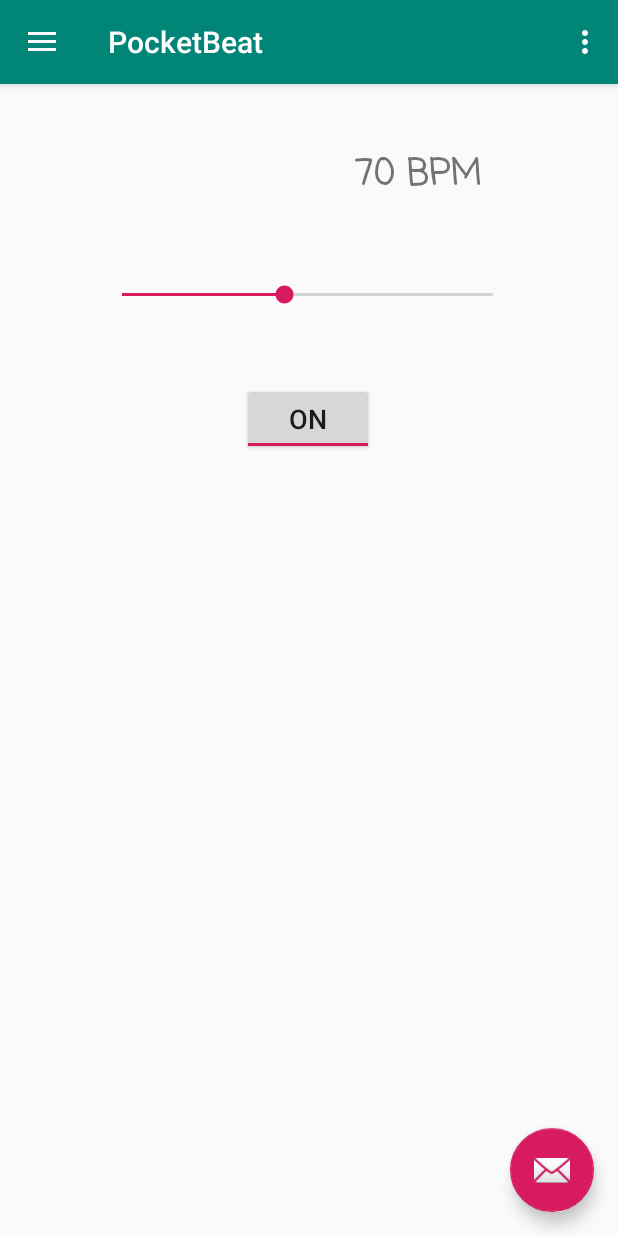
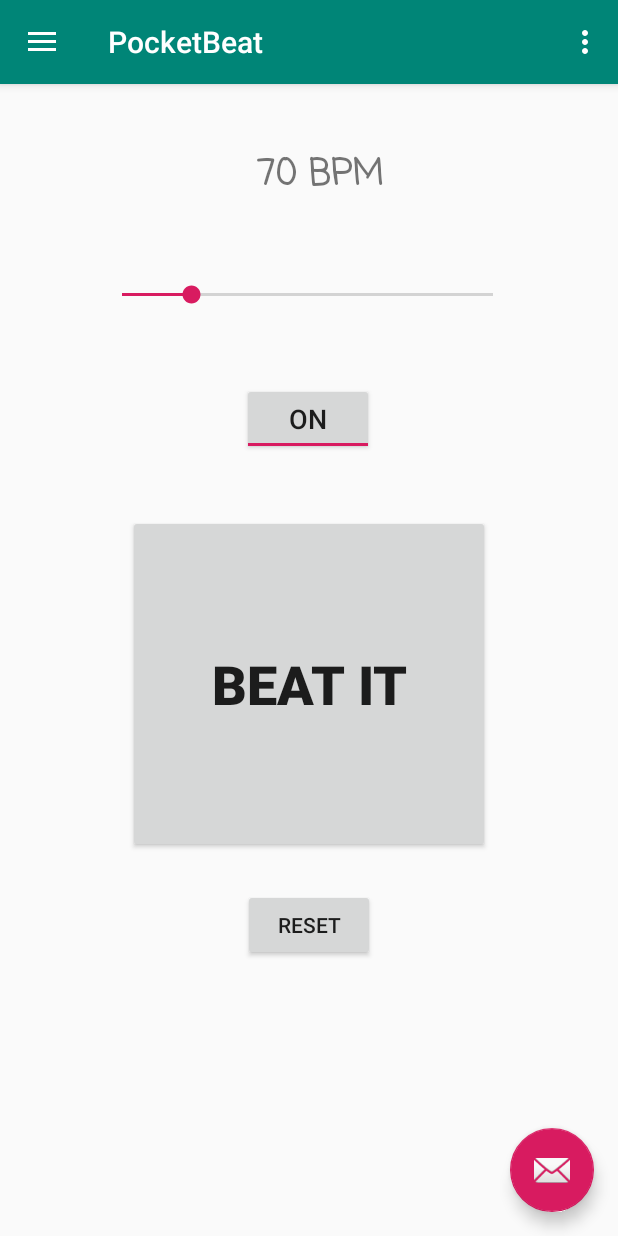
Before and after one commit to PaulDance/PocketBeat, an Android app: the screen it shows after launch (MainActivity), after a tap on "OFF", on a phone screen of 412 x 824 dp. Run offline under Robolectric (Android 15) with nearby library versions, the phone set to English and light mode, and no system bars.

Commit message:
Implemented first version of the manual beat detection
The majority of this functionality is in the ButtonBpmGuesser class, which implements the View.OnLickListener class in order to be set the click listener of the button associated to the detection zone, and thus react only when it is needed.
Also, some small problems with the seek bar minimum simulation have been fixed, it now creates the correct beat; some comments have been added to the MainActivity to add details to the logic.
Note that currently, there is a minor (but somewhat major) bug: the beat is not played as it should be, some short tests show that it can play it with a few bpm late.

Signed-off-by: Paul Mabileau <paulmabileau@hotmail.fr>

```diff
--- a/app/src/main/java/eu/tsp/pocketbeat/BeatWorker.java
+++ b/app/src/main/java/eu/tsp/pocketbeat/BeatWorker.java
@@ -84,7 +84,7 @@ public class BeatWorker {               // A lot of code is commented out becaus
 			public Void call() {
 				BeatWorker.this.beatSound();
 				BeatWorker.this.beatVibration();
-				BeatWorker.this.executorService.schedule(this, 60000L / (BeatWorker.this.bpmSynchronizer.getBpm() + Settings.bpmBarMin), TimeUnit.MILLISECONDS);
+				BeatWorker.this.executorService.schedule(this, 60000L / BeatWorker.this.bpmSynchronizer.getBpm(), TimeUnit.MILLISECONDS);
 				return null;
 			}
 		}, Settings.delayBeforeBeat, TimeUnit.MILLISECONDS);
--- a/app/src/main/java/eu/tsp/pocketbeat/BpmSynchronizer.java
+++ b/app/src/main/java/eu/tsp/pocketbeat/BpmSynchronizer.java
@@ -75,7 +75,7 @@ public class BpmSynchronizer {
 
 		for (ProgressBar bar: this.barsArray) {
 			if (!bar.equals(ignore)) {
-				bar.setProgress(bpm);
+				bar.setProgress(bpm - Settings.bpmBarMin);
 			}
 		}
 	}
--- /dev/null
+++ b/app/src/main/java/eu/tsp/pocketbeat/ButtonBpmGuesser.java
@@ -0,0 +1,67 @@
+package eu.tsp.pocketbeat;
+
+import android.view.View;
+
+
+/**
+ * Implements {@link android.view.View.OnClickListener} in order to create a beat detector associated
+ * to a button. The idea is that a button is pressed in rhythm by the user, then an instance of this
+ * class added as click listener then measures the average beat and outputs it to a {@link BpmSynchronizer}
+ * Also, it is a good idea to use the {@link #reset()} method when the run flow needs to start the
+ * beat measurement as if it was for the first time.
+ *
+ * @author Paul Mabileau
+ * @version 0.1
+ * @see MainActivity
+ */
+public class ButtonBpmGuesser implements View.OnClickListener {
+	private final BpmSynchronizer bpmSynchronizer;
+	private boolean firstClick;
+	private long startTime;
+	private int clicksCount;
+
+	/**
+	 * Saves the given {@link BpmSynchronizer} for later use, initializes the object like an
+	 * {@link android.view.View.OnClickListener} and sets the starting state for this implementation.
+	 * @param bpmSynchronizer the bpm synchronizer that the application currently uses
+	 * @see BpmSynchronizer
+	 */
+	public ButtonBpmGuesser(BpmSynchronizer bpmSynchronizer) {
+		super();
+		this.bpmSynchronizer = bpmSynchronizer;
+		this.firstClick = true;
+	}
+
+	/**
+	 * Updates the BPM measurement by taking in consideration the previous clicks.
+	 * @param view The view that was clicked
+	 * @see BpmSynchronizer
+	 */
+	@Override
+	public void onClick(View view) {
+		if (this.firstClick) {
+			this.firstClick = false;
+			this.startTime = System.currentTimeMillis();
+			this.clicksCount = 1;
+		}
+		else {
+			this.clicksCount += 2;
+			this.bpmSynchronizer.setBpm((int) (3e4 * (this.clicksCount - 1) / (System.currentTimeMillis() - this.startTime)));
+		}
+	}
+
+	/**
+	 * Resets the {@link BpmSynchronizer} as if it started for the first time, thus forgetting about
+	 * any previous clicks whatsoever.
+	 */
+	public void reset() {
+		this.firstClick = true;
+	}
+
+	@Override
+	protected void finalize() {
+		this.startTime = 0;
+		this.clicksCount = 0;
+		this.firstClick = false;
+	}
+}
--- a/app/src/main/java/eu/tsp/pocketbeat/MainActivity.java
+++ b/app/src/main/java/eu/tsp/pocketbeat/MainActivity.java
@@ -12,6 +12,7 @@ import android.support.v7.widget.Toolbar;
 import android.view.Menu;
 import android.view.MenuItem;
 import android.view.View;
+import android.widget.Button;
 import android.widget.SeekBar;
 import android.widget.TextView;
 import android.widget.ToggleButton;
@@ -22,7 +23,7 @@ import android.widget.ToggleButton;
  * @see BeatWorker
  * @see Settings
  * @author Paul Mabileau
- * @version 0.2
+ * @version 0.3
  */
 public class MainActivity extends AppCompatActivity implements NavigationView.OnNavigationItemSelectedListener {
 
@@ -31,45 +32,55 @@ public class MainActivity extends AppCompatActivity implements NavigationView.On
 		super.onCreate(savedInstanceState);
 		this.setContentView(R.layout.activity_main);
 
-		final TextView bpmView = this.findViewById(R.id.bpmView);
-		final SeekBar bpmBar = this.findViewById(R.id.bpmBar);
-		final ToggleButton toggleBpmButton = this.findViewById(R.id.toggleBpmButton);
-		final BpmSynchronizer bpmSynchronizer = new BpmSynchronizer();
-		final BeatWorker beatWorker = new BeatWorker(this, bpmSynchronizer);
+		final TextView bpmView = this.findViewById(R.id.bpmView);                           // The text view where the bpm number is displayed.
+		final SeekBar bpmBar = this.findViewById(R.id.bpmBar);                              // The bar used to seek the desired bpm.
+		final BpmSynchronizer bpmSynchronizer = new BpmSynchronizer();                      // The central way to set and get the current bpm.
+		final ButtonBpmGuesser buttonBpmGuesser = new ButtonBpmGuesser(bpmSynchronizer);    // The button beat detector.
+		final BeatWorker beatWorker = new BeatWorker(this, bpmSynchronizer);        // The worker playing the sound in rhythm in the background.
 
-		bpmBar.setMax(Settings.bpmBarMax - Settings.bpmBarMin);
-		bpmBar.incrementProgressBy(Settings.bpmProgressIncrement);
+		bpmBar.setMax(Settings.bpmBarMax - Settings.bpmBarMin);                             // The wanted max of the bar is shifted, to simulate a min.
+		bpmBar.incrementProgressBy(Settings.bpmProgressIncrement);                          // Seems useless for now.
 
-		bpmSynchronizer.addTextView(bpmView);
-		bpmSynchronizer.addBar(bpmBar);
-		bpmSynchronizer.setBpm(Settings.bpmInitProgress);
+		bpmSynchronizer.addTextView(bpmView);                                               // Record the different objects
+		bpmSynchronizer.addBar(bpmBar);                                                     // that need synchronization,
+		bpmSynchronizer.setBpm(Settings.bpmInitProgress);                                   // and set them all to have the initial bpm.
 
-		bpmBar.setOnSeekBarChangeListener(new SeekBar.OnSeekBarChangeListener() {
-			@Override
-			public void onProgressChanged(SeekBar seekBar, int progress, boolean fromUser) {
-				if (fromUser) {
-					bpmSynchronizer.setBpm(progress + Settings.bpmBarMin, bpmBar);
+		bpmBar.setOnSeekBarChangeListener(new SeekBar.OnSeekBarChangeListener() {           // When the bpm seek bar changed,
+			@Override public void onProgressChanged(SeekBar seekBar, int progress, boolean fromUser) {
+				if (fromUser) {                                                             // and the user did that,
+					buttonBpmGuesser.reset();                                               // reset the beat detector,
+					bpmSynchronizer.setBpm(progress + Settings.bpmBarMin, bpmBar);    // and synchronize the new bpm.
 				}
 			}
 			@Override public void onStartTrackingTouch(SeekBar seekBar) {}
 			@Override public void onStopTrackingTouch(SeekBar seekBar) {}
 		});
 
+		final ToggleButton toggleBpmButton = this.findViewById(R.id.toggleBpmButton);       // The on/off beat control button.
 		toggleBpmButton.setOnClickListener(new View.OnClickListener() {
-			@Override
-			public void onClick(View view) {
-				if (toggleBpmButton.getText().equals("ON")) {
-					beatWorker.start();
+			@Override public void onClick(View view) {                                      // When it is clicked,
+				if (toggleBpmButton.getText().equals("ON")) {                               // and it is 'on',
+					beatWorker.start();                                                     // start the beat,
 				}
 				else {
-					beatWorker.stop();
+					beatWorker.stop();                                                      // otherwise stop it;
 				}
+				buttonBpmGuesser.reset();                                                   // and in any case, reset the detector.
+			}
+		});
+
+		final Button beatItButton = this.findViewById(R.id.beatItButton);                   // The button that makes the manual beat detection
+		beatItButton.setOnClickListener(buttonBpmGuesser);                                  // gets the associated bpm guesser.
+
+		final Button resetGuesserButton = this.findViewById(R.id.resetGuesserButton);       // The button used to reset the beat guesser:
+		resetGuesserButton.setOnClickListener(new View.OnClickListener() {
+			@Override public void onClick(View v) {                                         // when clicked,
+				buttonBpmGuesser.reset();                                                   // reset the detector.
 			}
 		});
 
 
-
-		//      ------------        Beyond this point is only automatically generated code          --------------
+		//      ------------        Beyond this point is only automatically generated code          --------------      //
 		Toolbar toolbar = this.findViewById(R.id.toolbar);
 		setSupportActionBar(toolbar);
 
--- a/app/src/main/res/layout/content_main.xml
+++ b/app/src/main/res/layout/content_main.xml
@@ -24,7 +24,7 @@
 
 	<TextView
 		android:id="@+id/bpmView"
-		android:layout_width="200dp"
+		android:layout_width="106dp"
 		android:layout_height="50dp"
 		android:layout_marginTop="36dp"
 		android:gravity="right|center_vertical"
@@ -64,4 +64,27 @@
 		app:layout_constraintBottom_toBottomOf="@+id/bpmView"
 		app:layout_constraintStart_toEndOf="@+id/bpmView" />
 
+	<Button
+		android:id="@+id/beatItButton"
+		android:layout_width="241dp"
+		android:layout_height="225dp"
+		android:layout_marginTop="40dp"
+		android:gravity="center"
+		android:text="Beat It"
+		android:textSize="36sp"
+		android:textStyle="bold"
+		app:layout_constraintEnd_toEndOf="parent"
+		app:layout_constraintStart_toStartOf="parent"
+		app:layout_constraintTop_toBottomOf="@+id/toggleBpmButton" />
+
+	<Button
+		android:id="@+id/resetGuesserButton"
+		android:layout_width="wrap_content"
+		android:layout_height="wrap_content"
+		android:layout_marginTop="24dp"
+		android:text="Reset"
+		app:layout_constraintEnd_toEndOf="parent"
+		app:layout_constraintStart_toStartOf="parent"
+		app:layout_constraintTop_toBottomOf="@+id/beatItButton" />
+
 </android.support.constraint.ConstraintLayout>
```
